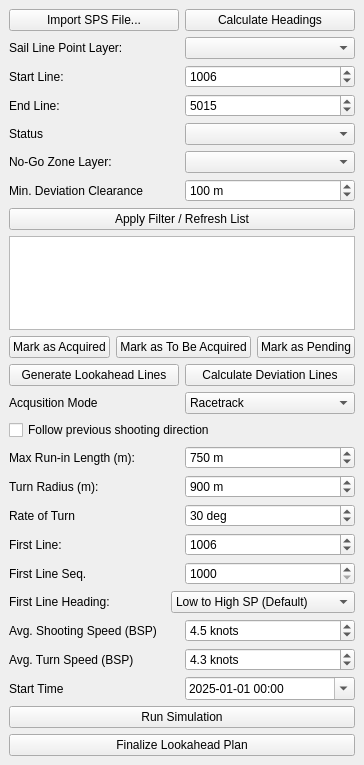
Old version of the form obn_planner_dockwidget_base.ui in the repository aldien03/OBN_Source_Planner_QGIS_Plugin.
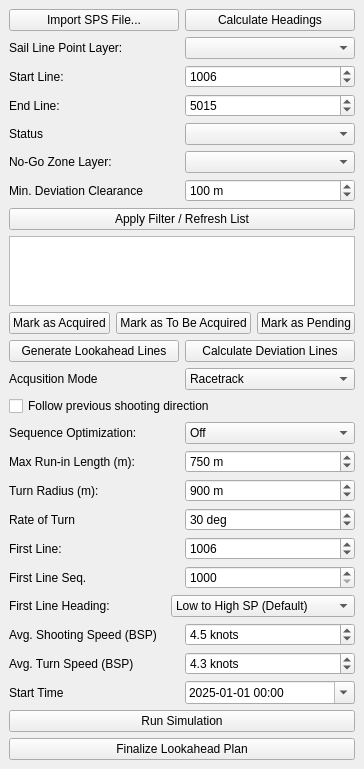
New version of the form.

Commit message: phase 11c: "Sequence Optimization: Off / 2-opt" UI dropdown

What changed in the file:
```diff
--- a/obn_planner_dockwidget_base.ui
+++ b/obn_planner_dockwidget_base.ui
@@ -248,6 +248,34 @@
       </property>
      </widget>
     </item>
+    <item>
+     <layout class="QHBoxLayout" name="horizontalLayout_optimization">
+      <item>
+       <widget class="QLabel" name="label_optimization">
+        <property name="text">
+         <string>Sequence Optimization:</string>
+        </property>
+       </widget>
+      </item>
+      <item>
+       <widget class="QComboBox" name="sequenceOptimizationComboBox">
+        <property name="toolTip">
+         <string>2-opt local search reorders the generated sequence to minimize total cost (line acquisition time + turn time). Fixes the "dumb simulation" pattern where dense U-turns cluster at survey perimeters. Runtime scales as O(N^2) per pass with Dubins-heavy cost evaluation — expect 10-60 seconds on a 20-line survey. The first line in the sequence is not moved (fixed by the user's starting-line choice). Default: Off.</string>
+        </property>
+        <item>
+         <property name="text">
+          <string>Off</string>
+         </property>
+        </item>
+        <item>
+         <property name="text">
+          <string>2-opt</string>
+         </property>
+        </item>
+       </widget>
+      </item>
+     </layout>
+    </item>
     <item>
      <layout class="QHBoxLayout" name="horizontalLayout_10">
       <item>
```
The commit also changes 2 other files.
